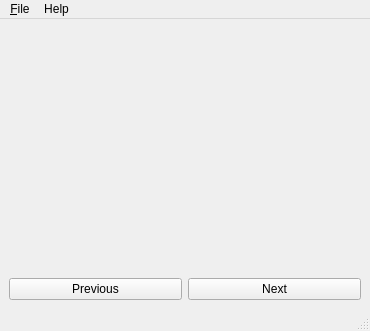
marcodiri/image-exif-viewer, file src/components/designer/MainWindow.ui: the form before one commit.
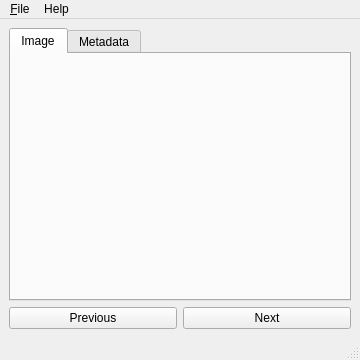
The form after the commit.

What changed in the file:
```diff
--- a/src/components/designer/MainWindow.ui
+++ b/src/components/designer/MainWindow.ui
@@ -6,8 +6,8 @@
    <rect>
     <x>0</x>
     <y>0</y>
-    <width>370</width>
-    <height>331</height>
+    <width>360</width>
+    <height>360</height>
    </rect>
   </property>
   <property name="windowTitle">
@@ -15,11 +15,8 @@
   </property>
   <widget class="QWidget" name="centralwidget">
    <layout class="QGridLayout" name="gridLayout">
-    <item row="0" column="0">
+    <item row="1" column="0">
      <layout class="QVBoxLayout" name="verticalLayout">
-      <item>
-       <widget class="QLabel" name="image"/>
-      </item>
       <item>
        <layout class="QHBoxLayout" name="radioNavigatorLayout"/>
       </item>
@@ -43,6 +40,28 @@
       </item>
      </layout>
     </item>
+    <item row="0" column="0">
+     <widget class="QTabWidget" name="tabWidget">
+      <property name="currentIndex">
+       <number>0</number>
+      </property>
+      <widget class="QWidget" name="tabImage">
+       <attribute name="title">
+        <string>Image</string>
+       </attribute>
+       <layout class="QGridLayout" name="gridLayout_2">
+        <item row="0" column="0">
+         <widget class="QLabel" name="labelImage"/>
+        </item>
+       </layout>
+      </widget>
+      <widget class="QWidget" name="tabMetadata">
+       <attribute name="title">
+        <string>Metadata</string>
+       </attribute>
+      </widget>
+     </widget>
+    </item>
    </layout>
   </widget>
   <widget class="QMenuBar" name="menubar">
@@ -50,7 +69,7 @@
     <rect>
      <x>0</x>
      <y>0</y>
-     <width>370</width>
+     <width>360</width>
      <height>18</height>
     </rect>
    </property>
```
Left out of the diff: 4 changed lines with no effect on the pictures.
